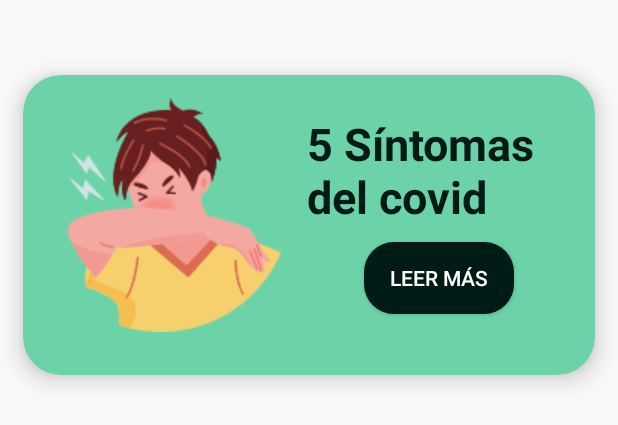
After one commit to gely1/Android-Studio, an Android app: the layout fragment_home.xml on its own in the app's theme, with its tools: preview values and no code run, on a phone screen of 412 x 824 dp. The commit adds this screen. Shown: the top 425 px of the screen. Run offline under Robolectric (Android 15) with nearby library versions, the phone set to English and light mode, and no system bars.

Commit message:
Cards
Cards

```diff
--- a/Covid/app/src/main/java/com/example/covid/ui/main/FragmentHome.kt
+++ b/Covid/app/src/main/java/com/example/covid/ui/main/FragmentHome.kt
@@ -43,7 +43,7 @@ class FragmentHome : Fragment() {
         savedInstanceState: Bundle?
     ): View? {
         // Inflate the layout for this fragment
-        return inflater.inflate(R.layout.fragment_fragment_home, container, false)
+        return inflater.inflate(R.layout.fragment_home, container, false)
     }
 
     // TODO: Rename method, update argument and hook method into UI event
--- a/Covid/app/src/main/java/com/example/covid/ui/main/FragmentStats.kt
+++ b/Covid/app/src/main/java/com/example/covid/ui/main/FragmentStats.kt
@@ -43,7 +43,7 @@ class FragmentStats : Fragment() {
         savedInstanceState: Bundle?
     ): View? {
         // Inflate the layout for this fragment
-        return inflater.inflate(R.layout.fragment_fragment_stats, container, false)
+        return inflater.inflate(R.layout.fragment_stats, container, false)
     }
 
     // TODO: Rename method, update argument and hook method into UI event
--- a/Covid/app/src/main/java/com/example/covid/ui/main/SectionsPagerAdapter.kt
+++ b/Covid/app/src/main/java/com/example/covid/ui/main/SectionsPagerAdapter.kt
@@ -29,7 +29,8 @@ class SectionsPagerAdapter(private val context: Context, fm: FragmentManager) :
     }
 
     override fun getPageTitle(position: Int): CharSequence? {
-        return context.resources.getString(TAB_TITLES[position])
+       // return context.resources.getString(TAB_TITLES[position])
+        return ""
     }
 
     override fun getCount(): Int {
--- /dev/null
+++ b/Covid/app/src/main/res/drawable/boton_verde.xml
@@ -0,0 +1,5 @@
+<?xml version="1.0" encoding="utf-8"?>
+<shape xmlns:android="http://schemas.android.com/apk/res/android">
+    <solid android:color="@color/oscuro"/>
+    <corners android:radius="20dp"/>
+</shape>
--- /dev/null
+++ b/Covid/app/src/main/res/layout/fragment_home.xml
@@ -0,0 +1,51 @@
+<?xml version="1.0" encoding="utf-8"?>
+<FrameLayout xmlns:android="http://schemas.android.com/apk/res/android"
+             xmlns:tools="http://schemas.android.com/tools"
+             android:layout_width="match_parent"
+             android:layout_height="match_parent" xmlns:card_view="http://schemas.android.com/apk/res-auto"
+             tools:context=".ui.main.FragmentHome">
+    <LinearLayout
+            android:orientation="vertical"
+            android:layout_width="match_parent"
+            android:layout_height="match_parent">
+        <androidx.cardview.widget.CardView
+                android:layout_width="match_parent"
+                android:layout_height="200dp"
+                android:layout_marginTop="50dp"
+                android:layout_marginLeft="15dp"
+                android:layout_marginRight="15dp"
+                card_view:cardCornerRadius="25dp"
+                card_view:cardElevation="10dp"
+                card_view:cardBackgroundColor="@color/bajo"
+
+        >
+            <LinearLayout
+                    android:orientation="horizontal"
+                    android:layout_width="match_parent"
+                    android:layout_height="match_parent">
+                <ImageView
+                        android:src="@drawable/sintoma"
+                        android:layout_width="wrap_content"
+                        android:layout_height="wrap_content" android:id="@+id/imageView2" android:layout_weight="0"
+                        android:layout_marginLeft="30dp" android:layout_marginTop="15dp"/>
+                <LinearLayout
+                        android:orientation="vertical"
+                        android:layout_width="match_parent"
+                        android:layout_height="match_parent" android:layout_weight="1" android:padding="15dp">
+                    <TextView
+                            android:text="@string/sintomas"
+                            android:layout_width="match_parent"
+                            android:layout_height="wrap_content" android:id="@+id/textView3"
+                            android:textColor="@color/oscuro" android:textStyle="bold" android:textSize="30sp"
+                            android:layout_marginTop="10dp"/>
+                    <Button
+                            android:text="@string/leer"
+                            android:layout_width="100dp"
+                            android:layout_height="wrap_content" android:id="@+id/button"
+                            android:layout_marginTop="10dp" android:layout_gravity="center"
+                            android:background="@drawable/boton_verde" android:textColor="@color/white"/>
+                </LinearLayout>
+            </LinearLayout>
+        </androidx.cardview.widget.CardView>
+    </LinearLayout>
+</FrameLayout>
--- a/Covid/app/src/main/res/values/colors.xml
+++ b/Covid/app/src/main/res/values/colors.xml
@@ -3,7 +3,8 @@
     <color name="green">#00332A</color>
     <color name="bajo">#6CD3A8</color>
     <color name="oscuro">#001A16</color>
-    <color name="white">#ffff</color>
+    <color name="white">#FFFFFF</color>
+    <color name="gray">#C5C5C5</color>
 
     <color name="colorPrimary">#008577</color>
     <color name="colorPrimaryDark">#00574B</color>
--- a/Covid/app/src/main/res/values/strings.xml
+++ b/Covid/app/src/main/res/values/strings.xml
@@ -9,6 +9,9 @@
     <string name="tab_text_1">Tab 1</string>
     <string name="tab_text_2">Tab 2</string>
 
+    <string name="sintomas">5 Síntomas del covid</string>
+    <string name="leer">Leer más</string>
+
     <!-- TODO: Remove or change this placeholder text -->
     <string name="hello_blank_fragment">Hello blank fragment</string>
 </resources>
```
Also changed, not shown: Covid/app/src/main/java/com/example/covid/Tabs.kt (+8 -3 lines), Covid/app/src/main/res/layout/activity_tabs.xml (+9 -32 lines), Covid/app/src/main/res/layout/fragment_fragment_home.xml (deleted, +0 -14 lines), Covid/app/src/main/res/layout/fragment_stats.xml (renamed from Covid/app/src/main/res/layout/fragment_fragment_stats.xml).
